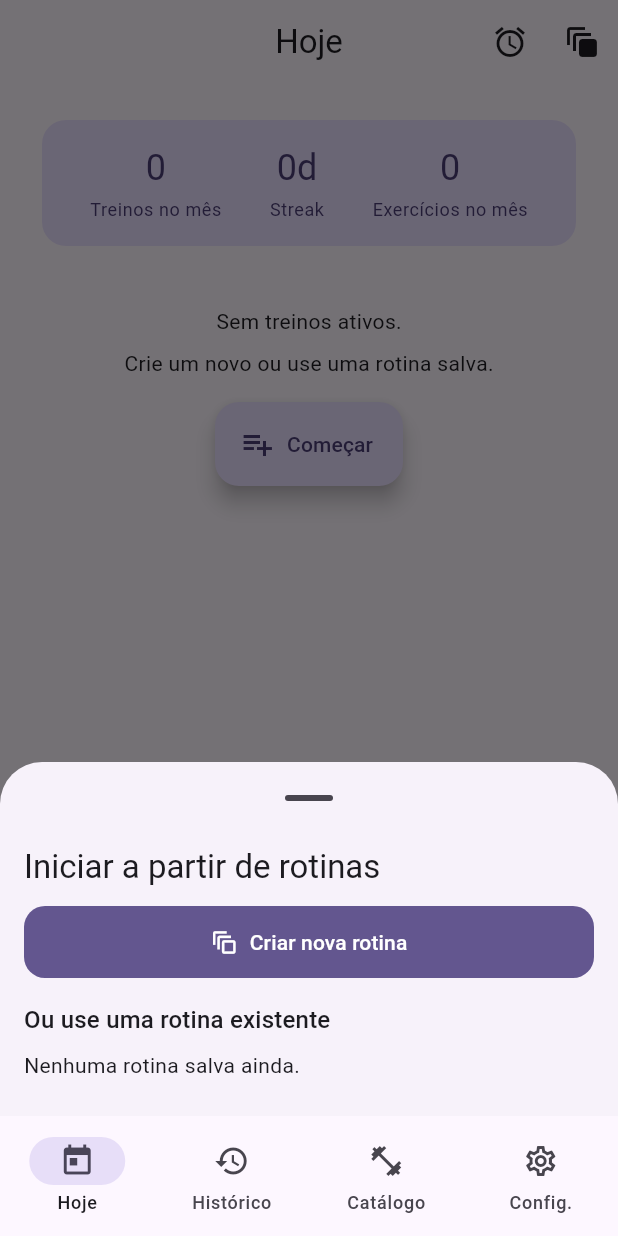
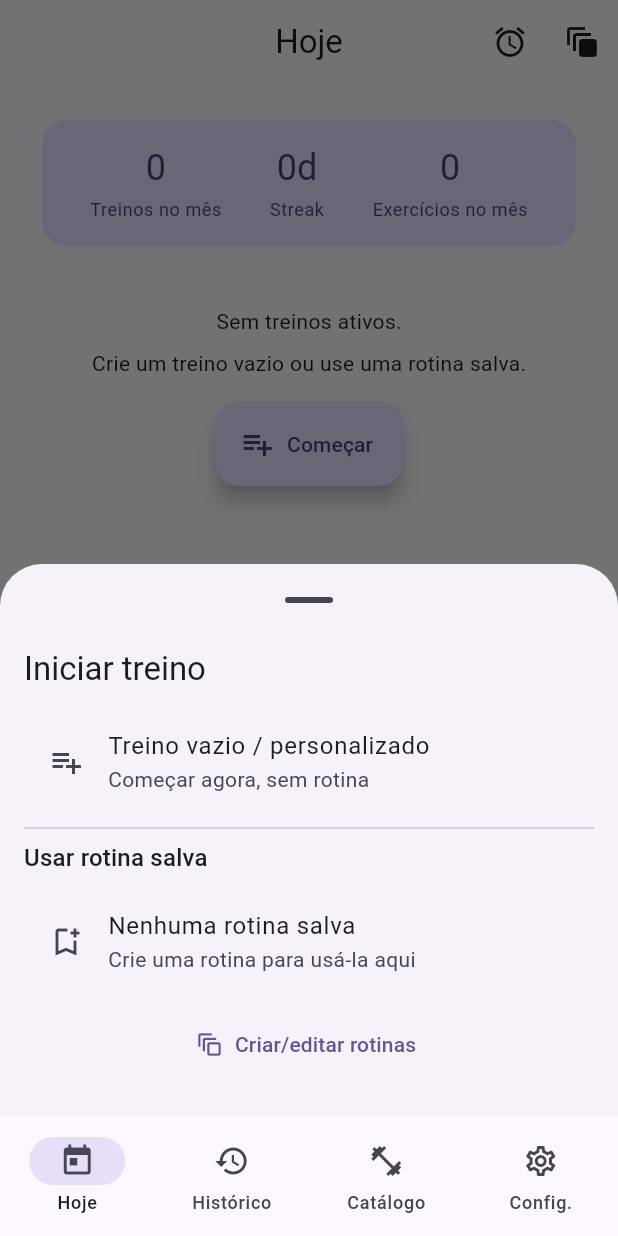
Before and after one commit to josevilanir/gym_tracker, a Flutter app: the screen it shows after launch, after a tap on "Começar", on a phone screen of 412 x 824 dp. Run offline on Flutter 3.47's test engine with Material 3 defaults, Android fonts, the phone set to English and light mode, and no system bars; our stand-ins replace drift, drift_sqflite, flutter_riverpod, go_router; accounts and stored records are empty; generated files the repository leaves out were written again.

Commit message:
feat(today): atualizar fluxo de início de treinos - Botão 'Começar' agora exibe opções: treino vazio, usar rotina salva ou criar/editar rotina - Treino vazio cria workout ativo imediatamente - Usar rotina cria workout ativo a partir de template existente - Criar/editar rotina apenas abre editor, sem iniciar treino

```diff
--- a/lib/features/workout/pages/today_page.dart
+++ b/lib/features/workout/pages/today_page.dart
@@ -71,7 +71,7 @@ class _TodayContent extends ConsumerWidget {
               return ListView(
                 padding: const EdgeInsets.all(16),
                 children: [
-                  // HEADER de métricas mesmo sem treino ativo
+                  // Header de métricas mesmo sem treino ativo
                   _MetricsHeader(
                     workoutsMonth: workoutsMonth,
                     streak: streak,
@@ -80,7 +80,7 @@ class _TodayContent extends ConsumerWidget {
                   const SizedBox(height: 32),
                   const Center(child: Text('Sem treinos ativos.')),
                   const SizedBox(height: 8),
-                  const Center(child: Text('Crie um novo ou use uma rotina salva.')),
+                  const Center(child: Text('Crie um treino vazio ou use uma rotina salva.')),
                   const SizedBox(height: 16),
                   const Center(child: _StartFab(inline: true)),
                 ],
@@ -229,6 +229,7 @@ class _StartFab extends ConsumerWidget {
 
     showModalBottomSheet(
       context: context,
+      useSafeArea: true,
       showDragHandle: true,
       isScrollControlled: true,
       builder: (context) => Padding(
@@ -241,48 +242,63 @@ class _StartFab extends ConsumerWidget {
               mainAxisSize: MainAxisSize.min,
               crossAxisAlignment: CrossAxisAlignment.stretch,
               children: [
-                Text('Iniciar a partir de rotinas', style: Theme.of(context).textTheme.titleLarge),
+                Text('Iniciar treino', style: Theme.of(context).textTheme.titleLarge),
                 const SizedBox(height: 12),
-                // ✅ Criar NOVA ROTINA (começa vazia)
-                FilledButton.icon(
-                  icon: const Icon(Icons.auto_awesome_motion_outlined),
-                  label: const Text('Criar nova rotina'),
-                  onPressed: () async {
+
+                // 1) Treino vazio / personalizado
+                ListTile(
+                  leading: const Icon(Icons.playlist_add),
+                  title: const Text('Treino vazio / personalizado'),
+                  subtitle: const Text('Começar agora, sem rotina'),
+                  onTap: () async {
+                    final id = await repo.createEmptyWorkoutNow(); // done:false (ativo)
+                    if (!context.mounted) return;
                     Navigator.pop(context);
-                    // cria um treino vazio para você EDITAR e depois salvar como rotina
-                    final id = await repo.createWorkout(); // sem exercícios
-                    if (context.mounted) {
-                      // Dica: ao abrir o detalhe, o usuário pode tocar no ícone de "Salvar como rotina"
                     context.pushNamed('workout_detail', pathParameters: {'id': id});
-                      ScaffoldMessenger.of(context).showSnackBar(
-                        const SnackBar(
-                          content: Text('Dica: toque em “Salvar como rotina” no topo.'),
-                        ),
-                      );
-                    }
                   },
                 ),
-                const SizedBox(height: 16),
-                Text('Ou use uma rotina existente', style: Theme.of(context).textTheme.titleMedium),
+
+                const Divider(height: 16),
+
+                // 2) Iniciar a partir de rotina existente
+                Text('Usar rotina salva', style: Theme.of(context).textTheme.titleMedium),
                 const SizedBox(height: 8),
                 if (templates.isEmpty)
-                  const Text('Nenhuma rotina salva ainda.')
+                  const ListTile(
+                    leading: Icon(Icons.bookmark_add_outlined),
+                    title: Text('Nenhuma rotina salva'),
+                    subtitle: Text('Crie uma rotina para usá-la aqui'),
+                  )
                 else
-                  ...templates.map((t) => ListTile(
-                        leading: const Icon(Icons.bookmark_added_outlined),
+                  ...templates.map(
+                    (t) => ListTile(
+                      leading: const Icon(Icons.bookmark_outlined),
                       title: Text(t.name),
-                        subtitle: const Text('Toque para começar agora'),
+                      subtitle: const Text('Começar agora a partir desta rotina'),
                       onTap: () async {
-                          final newId = await repo.createWorkoutFromTemplate(
+                        final newId = await repo.createWorkoutFromTemplateAt(
                           templateId: t.id,
+                          date: DateTime.now(),
                           title: t.name,
+                          done: false, // ativo
                         );
-                          if (context.mounted) {
+                        if (!context.mounted) return;
                         Navigator.pop(context);
                         context.pushNamed('workout_detail', pathParameters: {'id': newId});
-                          }
                       },
-                      )),
+                    ),
+                  ),
+
+                const SizedBox(height: 8),
+                // 3) Atalho para criar/editar rotinas (não cria treino!)
+                TextButton.icon(
+                  onPressed: () {
+                    Navigator.pop(context);
+                    context.pushNamed('workout_new'); // abre o editor de rotina
+                  },
+                  icon: const Icon(Icons.auto_awesome_motion_outlined),
+                  label: const Text('Criar/editar rotinas'),
+                ),
               ],
             );
           },
```
Lines whose indentation alone changed are shown as unchanged.
